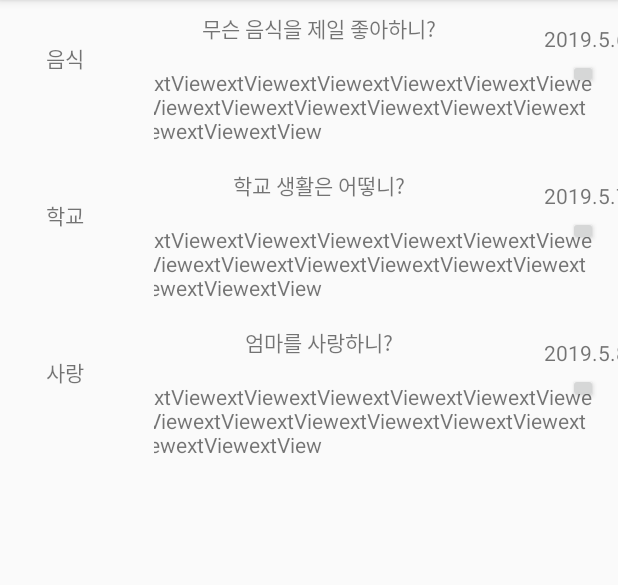
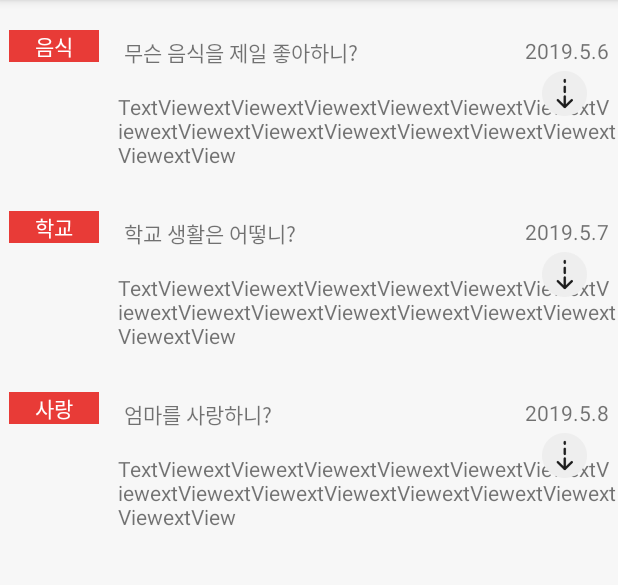
Before and after one commit to iyj9328/sopkathon_for_child, an Android app: the ResultActivity screen opened directly, with no data from a screen before it, on a phone screen of 412 x 824 dp, the part 84-669 px from its top. Run offline under Robolectric (Android 15) with nearby library versions, the phone set to English and light mode, and no system bars.

Commit message:
QnA 기능 구현, 디자인 반영

```diff
--- a/app/src/main/java/sopkathon/com/my/sopkathonforchild/Activity/ResultActivity.kt
+++ b/app/src/main/java/sopkathon/com/my/sopkathonforchild/Activity/ResultActivity.kt
@@ -5,6 +5,7 @@ import android.os.Bundle
 import android.support.v7.widget.GridLayoutManager
 import android.support.v7.widget.LinearLayoutManager
 import android.support.v7.widget.RecyclerView
+import android.view.View
 import kotlinx.android.synthetic.main.activity_result.*
 import sopkathon.com.my.sopkathonforchild.Adapter.QuestionListAdapter
 import sopkathon.com.my.sopkathonforchild.Data.Question
@@ -35,6 +36,8 @@ class ResultActivity : AppCompatActivity() {
         rv_question_all.layoutManager = lm
         //rv_question_all.setHasFixedSize(true)
 
-        //aaaaaaaa
+
     }
+
+
 }
--- a/app/src/main/java/sopkathon/com/my/sopkathonforchild/Adapter/QuestionListAdapter.kt
+++ b/app/src/main/java/sopkathon/com/my/sopkathonforchild/Adapter/QuestionListAdapter.kt
@@ -6,6 +6,7 @@ import android.view.LayoutInflater
 import android.view.View
 import android.view.ViewGroup
 import android.widget.BaseAdapter
+import android.widget.Button
 import android.widget.TextView
 import sopkathon.com.my.sopkathonforchild.Data.Question
 import sopkathon.com.my.sopkathonforchild.R
@@ -14,10 +15,10 @@ class QuestionListAdapter(val ctx: Context, val dataList:ArrayList<Question>) :R
     override fun onCreateViewHolder(p0: ViewGroup, p1: Int): Holder {
         val view: View= LayoutInflater.from(ctx).inflate(R.layout.listview_item,p0,false)
         return Holder(view)
+
     }
 
     override fun getItemCount():  Int = dataList.size
-
 
 
     override fun onBindViewHolder(p0: Holder, p1: Int) {
@@ -25,12 +26,22 @@ class QuestionListAdapter(val ctx: Context, val dataList:ArrayList<Question>) :R
         p0.category_name.text=dataList[p1].category
         p0.question_date.text=dataList[p1].date
         p0.question_name.text=dataList[p1].question
+
+        p0.ans_button.setOnClickListener {
+            if(p0.question_ans.visibility == View.GONE){
+                p0.question_ans.visibility = View.VISIBLE
+            }
+            else p0.question_ans.visibility = View.GONE
+        }
     }
 
     inner class Holder(itemView: View) : RecyclerView.ViewHolder(itemView) {
         var category_name=itemView.findViewById(R.id.txt_category) as TextView
         var question_name=itemView.findViewById(R.id.txt_cateques) as TextView
+        var question_ans=itemView.findViewById(R.id.txt_cateans) as TextView
         var question_date=itemView.findViewById(R.id.date) as TextView
+        var ans_button = itemView.findViewById(R.id.btn_ans) as Button
     }
 
+
 }
--- a/app/src/main/res/layout/activity_result.xml
+++ b/app/src/main/res/layout/activity_result.xml
@@ -5,11 +5,13 @@
     android:layout_width="match_parent"
     android:layout_height="match_parent"
     tools:context=".Activity.ResultActivity"
+    android:background="#f7f7f7"
     >
 
    <android.support.v7.widget.RecyclerView
        android:id="@+id/rv_question_all"
        android:layout_width="match_parent"
-       android:layout_height="match_parent"/>
+       android:layout_height="match_parent"
+       />
 
 </RelativeLayout>
--- a/app/src/main/res/layout/listview_item.xml
+++ b/app/src/main/res/layout/listview_item.xml
@@ -4,19 +4,23 @@
     xmlns:app="http://schemas.android.com/apk/res-auto"
     xmlns:tools="http://schemas.android.com/tools"
     android:layout_width="match_parent"
-    android:layout_height="wrap_content">
+    android:layout_height="wrap_content"
+    >
 
 
     <TextView
         android:id="@+id/txt_category"
-        android:layout_width="wrap_content"
+        android:layout_width="60dp"
         android:layout_height="wrap_content"
         android:layout_marginStart="8dp"
         android:layout_marginLeft="8dp"
-        android:layout_marginTop="28dp"
+        android:layout_marginTop="20dp"
         android:layout_marginEnd="8dp"
         android:layout_marginRight="8dp"
-        android:text="TextView"
+        android:background="#e83b37"
+        android:gravity="center"
+        android:text="카테고리"
+        android:textColor="#ffffff"
         app:layout_constraintEnd_toStartOf="@+id/guideline"
         app:layout_constraintHorizontal_bias="0.421"
         app:layout_constraintStart_toStartOf="parent"
@@ -27,7 +31,7 @@
         android:layout_width="wrap_content"
         android:layout_height="wrap_content"
         android:orientation="vertical"
-        app:layout_constraintGuide_percent="0.23" />
+        app:layout_constraintGuide_percent="0.17" />
 
     <android.support.constraint.ConstraintLayout
         android:layout_width="0dp"
@@ -38,19 +42,21 @@
         android:layout_marginBottom="8dp"
         app:layout_constraintBottom_toBottomOf="parent"
         app:layout_constraintEnd_toEndOf="parent"
-        app:layout_constraintStart_toStartOf="@+id/guideline"
+        app:layout_constraintStart_toEndOf="@+id/guideline"
         app:layout_constraintTop_toTopOf="parent">
 
         <TextView
             android:id="@+id/txt_cateques"
-            android:layout_width="wrap_content"
+            android:layout_width="262dp"
             android:layout_height="wrap_content"
             android:layout_marginStart="8dp"
             android:layout_marginLeft="8dp"
+            android:layout_marginTop="16dp"
             android:layout_marginEnd="50dp"
             android:layout_marginRight="50dp"
             android:text="TextViewextViewextViewextViewextViewextViewextViewextViewextViewextViewextViewextViewextViewextViewextView"
             app:layout_constraintEnd_toStartOf="@id/guideline3"
+            app:layout_constraintHorizontal_bias="0.068"
             app:layout_constraintStart_toStartOf="parent"
             app:layout_constraintTop_toTopOf="parent" />
 
@@ -67,36 +73,35 @@
             android:layout_height="wrap_content"
             android:layout_marginStart="4dp"
             android:layout_marginLeft="4dp"
-            android:layout_marginTop="8dp"
-            android:text="19.05.06"
+            android:layout_marginTop="16dp"
+            android:text="05/06"
             app:layout_constraintEnd_toEndOf="parent"
             app:layout_constraintStart_toEndOf="@id/guideline3"
             app:layout_constraintTop_toTopOf="parent" />
 
         <Button
             android:id="@+id/btn_ans"
-            android:layout_width="20dp"
-            android:layout_height="20dp"
-            android:layout_marginBottom="4dp"
+            android:layout_width="30dp"
+            android:layout_height="30dp"
             android:layout_marginTop="4dp"
-            android:text="Plus"
+            android:background="@drawable/qna_icon"
             app:layout_constraintEnd_toEndOf="parent"
             app:layout_constraintStart_toEndOf="@id/guideline3"
-            app:layout_constraintTop_toBottomOf="@+id/date"/>
+            app:layout_constraintTop_toBottomOf="@+id/date" />
 
         <TextView
             android:id="@+id/txt_cateans"
-            android:visibility="visible"
             android:layout_width="wrap_content"
             android:layout_height="wrap_content"
             android:layout_marginStart="8dp"
             android:layout_marginLeft="8dp"
-            android:layout_marginRight="8dp"
             android:layout_marginTop="16dp"
             android:layout_marginEnd="16dp"
+            android:layout_marginRight="8dp"
             android:text="TextViewextViewextViewextViewextViewextViewextViewextViewextViewextViewextViewextViewextViewextViewextView"
+            android:visibility="visible"
             app:layout_constraintEnd_toEndOf="parent"
-            app:layout_constraintHorizontal_bias="1.0"
+            app:layout_constraintHorizontal_bias="0.333"
             app:layout_constraintStart_toStartOf="parent"
             app:layout_constraintTop_toBottomOf="@+id/txt_cateques" />
     </android.support.constraint.ConstraintLayout>
--- a/build.gradle
+++ b/build.gradle
@@ -7,7 +7,7 @@ buildscript {
         jcenter()
     }
     dependencies {
-        classpath 'com.android.tools.build:gradle:3.2.1'
+        classpath 'com.android.tools.build:gradle:3.4.0'
         classpath "org.jetbrains.kotlin:kotlin-gradle-plugin:$kotlin_version"
 
         // NOTE: Do not place your application dependencies here; they belong
```
Also changed, not shown: app/src/main/res/drawable/qna_icon.png (added).
